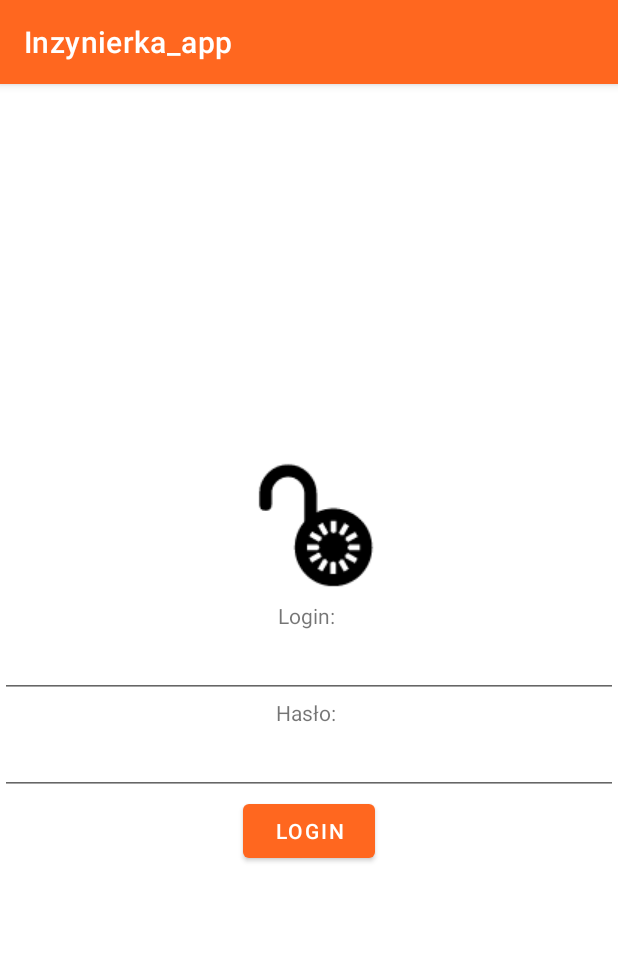
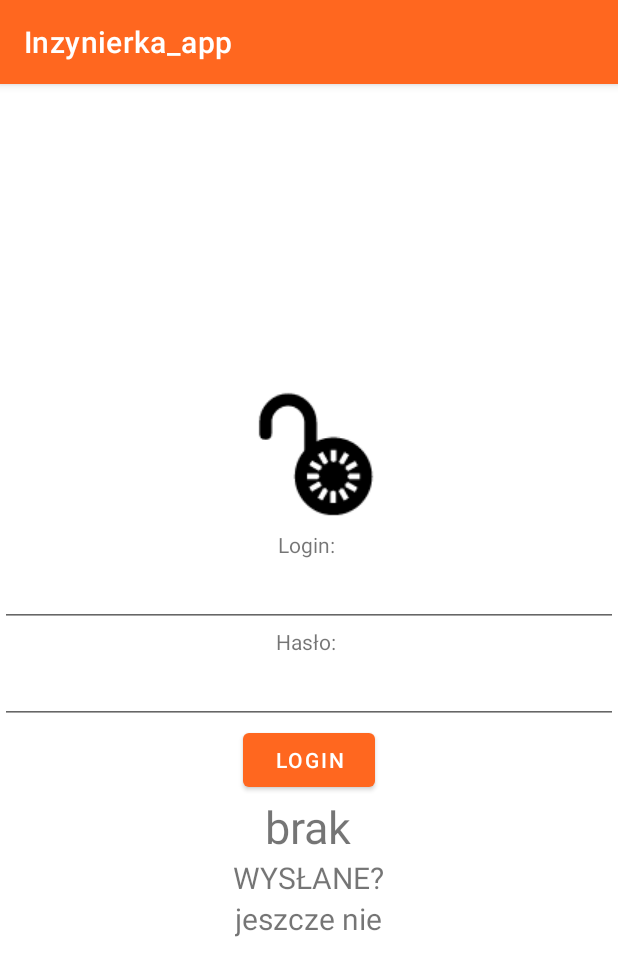
Before and after one commit to Anna-Surma/BEng-Thesis, an Android app: the LoginFragment screen opened through its navigation route, on a phone screen of 412 x 824 dp. Shown: the top 976 px of the screen. Run offline under Robolectric (Android 15) with nearby library versions, the phone set to English and light mode, and no system bars; network calls fail.

Commit message:
Retrofit and token authorization
Add okhttpClient
Token authorization
Change min SDK from 23 to 24
Add temporary text views

```diff
--- a/app/build.gradle
+++ b/app/build.gradle
@@ -8,7 +8,7 @@ android {
 
     defaultConfig {
         applicationId "com.example.inzynierka_app"
-        minSdk 23
+        minSdk 24
         targetSdk 32
         versionCode 1
         versionName "1.0"
--- a/app/src/main/AndroidManifest.xml
+++ b/app/src/main/AndroidManifest.xml
@@ -1,6 +1,8 @@
 <?xml version="1.0" encoding="utf-8"?>
 <manifest xmlns:android="http://schemas.android.com/apk/res/android"
     package="com.example.inzynierka_app">
+
+    <uses-permission android:name="android.permission.INTERNET" />
 
     <application
         android:allowBackup="true"
@@ -8,7 +10,7 @@
         android:label="@string/app_name"
         android:roundIcon="@mipmap/ic_launcher_round"
         android:supportsRtl="true"
-        android:usesCleartextTraffic="false"
+        android:usesCleartextTraffic="true"
         android:networkSecurityConfig="@xml/network_security_config"
         android:theme="@style/Theme.Inzynierka_app">
         <activity
--- /dev/null
+++ b/app/src/main/java/com/example/inzynierka_app/AuthInterceptor.kt
@@ -0,0 +1,21 @@
+package com.example.inzynierka_app
+
+import android.content.Context
+import com.example.inzynierka_app.model.SessionManager
+import okhttp3.Interceptor
+import okhttp3.Response
+
+class AuthInterceptor(context: Context) : Interceptor {
+    private val sessionManager = SessionManager(context)
+
+    override fun intercept(chain: Interceptor.Chain): Response {
+        val requestBuilder = chain.request().newBuilder()
+
+        // If token has been saved, add it to the request
+        sessionManager.fetchAuthToken()?.let {
+            requestBuilder.addHeader("Authorization", "Bearer $it") //API Key??????
+        }
+
+        return chain.proceed(requestBuilder.build())
+    }
+}
--- a/app/src/main/java/com/example/inzynierka_app/api/ApiClient.kt
+++ b/app/src/main/java/com/example/inzynierka_app/api/ApiClient.kt
@@ -1,19 +1,23 @@
 package com.example.inzynierka_app.api
 
+import android.content.Context
+import com.example.inzynierka_app.AuthInterceptor
 import com.example.inzynierka_app.model.Constants
+import okhttp3.OkHttpClient
 import retrofit2.Retrofit
 import retrofit2.converter.gson.GsonConverterFactory
 
 class ApiClient {
     private lateinit var apiService: ApiService
 
-    fun getApiService(): ApiService {
+    fun getApiService(context: Context): ApiService {
 
         // Initialize ApiService if not initialized yet
         if (!::apiService.isInitialized) {
             val retrofit = Retrofit.Builder()
                 .baseUrl(Constants.BASE_URL)
                 .addConverterFactory(GsonConverterFactory.create())
+                .client(okhttpClient(context)) // Add our Okhttp client
                 .build()
 
             apiService = retrofit.create(ApiService::class.java)
@@ -22,4 +26,9 @@ class ApiClient {
         return apiService
     }
 
+    private fun okhttpClient(context: Context): OkHttpClient {
+        return OkHttpClient.Builder()
+            .addInterceptor(AuthInterceptor(context))
+            .build()
+    }
 }
--- a/app/src/main/java/com/example/inzynierka_app/api/ApiService.kt
+++ b/app/src/main/java/com/example/inzynierka_app/api/ApiService.kt
@@ -1,14 +1,22 @@
 package com.example.inzynierka_app.api
 
-import com.example.inzynierka_app.model.Constants
-import com.example.inzynierka_app.model.LoginRequest
-import com.example.inzynierka_app.model.LoginResponse
+import com.example.inzynierka_app.model.*
 import retrofit2.Call
 import retrofit2.http.Body
+import retrofit2.http.GET
 import retrofit2.http.POST
 
 interface ApiService {
 
     @POST(Constants.LOGIN_URL)
     fun login(@Body request: LoginRequest): Call<LoginResponse>
+
+    @GET(Constants.LOGIN_URL)
+    fun fetchData(): Call<DataResponse>
+
+    @POST(Constants.LOGIN_URL)
+    fun read_data(@Body request: ReadDataRequest): Call<DataResponse>
+
+    @POST(Constants.LOGIN_URL)
+    fun write_data(@Body request: WriteDataRequest): Call<DataResponse>
 }
--- /dev/null
+++ b/app/src/main/java/com/example/inzynierka_app/model/WriteDataRequest.kt
@@ -0,0 +1,14 @@
+package com.example.inzynierka_app.model
+
+import com.google.gson.annotations.SerializedName
+
+data class WriteDataRequest(var id: Int,
+                            var jsonrpc: String,
+                            var method: String,
+                            var params: ParamsWriteVar
+                            )
+
+data class ParamsWriteVar(@SerializedName("var")
+                          var params_var:String,
+                          var value: Int
+                          )
--- a/app/src/main/res/layout/fragment_login.xml
+++ b/app/src/main/res/layout/fragment_login.xml
@@ -50,6 +50,30 @@
             android:text="login"
             android:layout_gravity="center">
         </Button>
+
+        <TextView
+            android:id="@+id/PLC_data"
+            android:layout_width="wrap_content"
+            android:layout_height="wrap_content"
+            android:text="brak"
+            android:textSize="30sp">
+        </TextView>
+
+        <TextView
+            android:layout_width="wrap_content"
+            android:layout_height="wrap_content"
+            android:text="WYSŁANE?"
+            android:textSize="20sp">
+        </TextView>
+
+        <TextView
+            android:id="@+id/write_data"
+            android:layout_width="wrap_content"
+            android:layout_height="wrap_content"
+            android:text="jeszcze nie"
+            android:textSize="20sp">
+        </TextView>
+
     </LinearLayout>
 
 </FrameLayout>
--- a/app/src/main/res/values/strings.xml
+++ b/app/src/main/res/values/strings.xml
@@ -3,5 +3,6 @@
     <string name="company_desc">Naszym celem są wysokiej jakości okucia meblowe, które sprawiają, że mieszka się wygodniej. Produkujemy systemy podnośników, zawiasów i szuflad oraz rozwiązania kieszeniowe do mebli, a naszą ofertę uzupełniają serwisy i pomoce montażowe.</string>
     <!-- TODO: Remove or change this placeholder text -->
     <string name="hello_blank_fragment">Hello blank fragment</string>
+    <string name="gripper_control">GRIPPER\nCONTROL</string>
 
 </resources>
```
Also changed, not shown: app/src/main/java/com/example/inzynierka_app/fragment/LoginFragment.kt (+108 -0 lines), app/src/main/java/com/example/inzynierka_app/model/DataResponse.kt (added, +12 -0 lines), app/src/main/java/com/example/inzynierka_app/model/ReadDataRequest.kt (added, +11 -0 lines).
